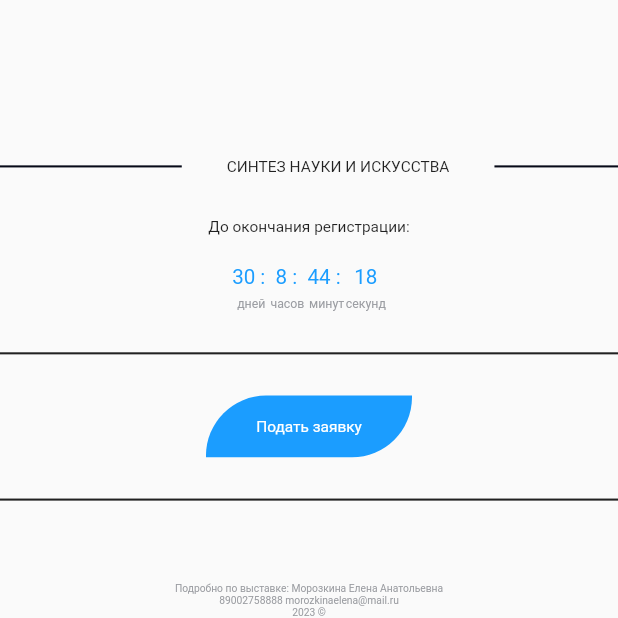
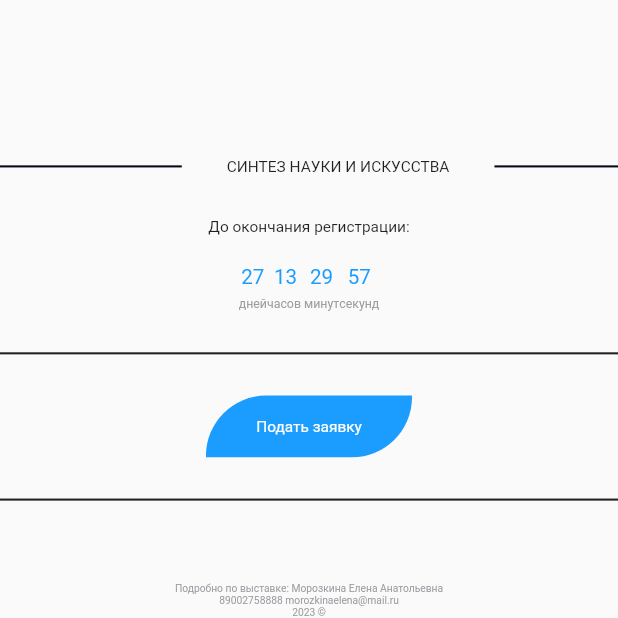
Before and after one commit to AirMax2303/science_art, a Flutter app: the DesktopView screen opened directly, scrolled down 404 dp, on a phone screen of 412 x 824 dp, the part 618-1236 px from its top. Run offline on Flutter 3.47's test engine with Material 2 defaults, Android fonts, the phone set to English and light mode, and no system bars; drawn by our look-alikes of video_player; our stand-ins replace flutter_svg, hive, hive_flutter, reactive_forms, sqflite; accounts and stored records are empty.

Commit message:
update dep003

```diff
--- a/lib/data/candidate_model.dart
+++ b/lib/data/candidate_model.dart
@@ -8,6 +8,12 @@ class Candidate {
     required this.name, // Имя
     required this.surname, // Фамилия
     required this.patronymic, // Отчество
+/*
+Детский тур (с 2011 г.р.)
+Студенческий тур (2000 - 2015 г.р.)
+Милениалы (1984 - 1999 г.р.)
+Профессиональный тур (до 1983 г.р.)
+ */
     required this.age_category, // Возрастная категория
     required this.job, // Место работы (только для профессиональных авторов)
     required this.email, // Почта
--- a/lib/page_views/desktop/desktop_view.dart
+++ b/lib/page_views/desktop/desktop_view.dart
@@ -1,3 +1,5 @@
+import 'dart:async';
+
 import 'package:flutter/material.dart';
 import 'package:video_player/video_player.dart';
 
@@ -15,6 +17,7 @@ class DesktopView extends StatefulWidget {
 
 class _DesktopViewState extends State<DesktopView> {
   late VideoPlayerController _controller;
+  Timer? timer;
 
   @override
   void initState() {
@@ -27,6 +30,16 @@ class _DesktopViewState extends State<DesktopView> {
     _controller.setLooping(true);
     _controller.initialize().then((_) => setState(() {}));
     _controller.play();
+
+    timer = Timer.periodic(
+      const Duration(seconds: 1),
+          (timer) {
+        setState(() {
+
+        });
+      },
+    );
+
   }
 
   @override
@@ -37,6 +50,7 @@ class _DesktopViewState extends State<DesktopView> {
 
   @override
   Widget build(BuildContext context) {
+
     final mediaQuery = MediaQuery.of(context);
     final headTextStyle = TextStyle(fontSize: mediaQuery.size.width / 40);
     final countingDown =
@@ -189,7 +203,8 @@ class _DesktopViewState extends State<DesktopView> {
                           Column(
                             children: [
                               Text(
-                                '30 : ',
+//                                '30 : ',
+                                (DateTime(2023, 5, 3).difference(DateTime.now()).inDays).toString(),
                                 style: countingDown,
                               ),
                               const SizedBox(
@@ -204,7 +219,8 @@ class _DesktopViewState extends State<DesktopView> {
                           Column(
                             children: [
                               Text(
-                                '8 : ',
+//                                '8 : ',
+                                (23 - DateTime.now().hour).toString(),
                                 style: countingDown,
                               ),
                               const SizedBox(
@@ -219,7 +235,8 @@ class _DesktopViewState extends State<DesktopView> {
                           Column(
                             children: [
                               Text(
-                                '44 : ',
+//                                '44 : ',
+                                (59 - DateTime.now().minute).toString(),
                                 style: countingDown,
                               ),
                               const SizedBox(
@@ -234,7 +251,8 @@ class _DesktopViewState extends State<DesktopView> {
                           Column(
                             children: [
                               Text(
-                                '18',
+//                                '18',
+                                (59 - DateTime.now().second).toString(),
                                 style: countingDown,
                               ),
                               const SizedBox(
```
Also changed, not shown: lib/page_views/desktop/features/admin_page.dart (+10 -0 lines).
